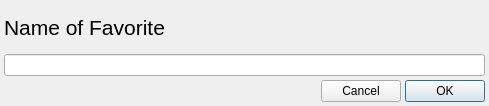
Qt form Source/DREAM3DWidgetsLib/Widgets/UI_Files/AddFavoriteWidget.ui (BlueQuartzSoftware/DREAM3D) before a commit.
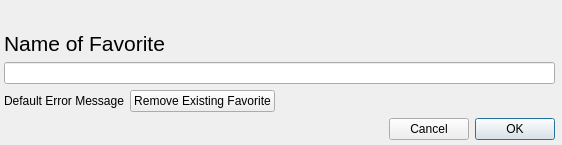
The same form after that commit. Custom widgets are drawn as their Qt base class.

Commit message: Fixed bug where user could add a favorite with the same name as an existing favorite.  Added functionality that substantially improves the Add Favorite widget.

The edit to the form file:
```diff
--- a/Source/DREAM3DWidgetsLib/Widgets/UI_Files/AddFavoriteWidget.ui
+++ b/Source/DREAM3DWidgetsLib/Widgets/UI_Files/AddFavoriteWidget.ui
@@ -6,31 +6,57 @@
    <rect>
     <x>0</x>
     <y>0</y>
-    <width>489</width>
-    <height>106</height>
+    <width>562</width>
+    <height>145</height>
    </rect>
   </property>
   <property name="sizePolicy">
-   <sizepolicy hsizetype="Preferred" vsizetype="Maximum">
+   <sizepolicy hsizetype="Preferred" vsizetype="Preferred">
     <horstretch>0</horstretch>
     <verstretch>0</verstretch>
    </sizepolicy>
   </property>
+  <property name="minimumSize">
+   <size>
+    <width>562</width>
+    <height>145</height>
+   </size>
+  </property>
+  <property name="maximumSize">
+   <size>
+    <width>562</width>
+    <height>145</height>
+   </size>
+  </property>
   <property name="windowTitle">
    <string>Add New Filter</string>
   </property>
   <property name="modal">
    <bool>true</bool>
   </property>
-  <layout class="QVBoxLayout" name="verticalLayout_2">
-   <property name="spacing">
-    <number>4</number>
+  <widget class="QWidget" name="">
+   <property name="geometry">
+    <rect>
+     <x>4</x>
+     <y>5</y>
+     <width>551</width>
+     <height>135</height>
+    </rect>
    </property>
-   <property name="margin">
-    <number>4</number>
-   </property>
-   <item>
     <layout class="QVBoxLayout" name="verticalLayout">
+    <item>
+     <spacer name="verticalSpacer">
+      <property name="orientation">
+       <enum>Qt::Vertical</enum>
+      </property>
+      <property name="sizeHint" stdset="0">
+       <size>
+        <width>20</width>
+        <height>40</height>
+       </size>
+      </property>
+     </spacer>
+    </item>
      <item>
       <widget class="QLabel" name="label">
        <property name="font">
@@ -41,11 +67,52 @@
        <property name="text">
         <string>Name of Favorite</string>
        </property>
+      <property name="alignment">
+       <set>Qt::AlignLeading|Qt::AlignLeft|Qt::AlignVCenter</set>
+      </property>
       </widget>
      </item>
      <item>
       <widget class="QLineEdit" name="favoriteName"/>
      </item>
+    <item>
+     <layout class="QHBoxLayout" name="horizontalLayout_2">
+      <item>
+       <widget class="QFSDropLabel" name="errorMessageDisplay">
+        <property name="text">
+         <string>Default Error Message</string>
+        </property>
+        <property name="openExternalLinks">
+         <bool>false</bool>
+        </property>
+       </widget>
+      </item>
+      <item>
+       <widget class="QPushButton" name="removeExistingFavoriteBtn">
+        <property name="text">
+         <string>Remove Existing Favorite</string>
+        </property>
+        <property name="iconSize">
+         <size>
+          <width>8</width>
+          <height>8</height>
+         </size>
+        </property>
+       </widget>
+      </item>
+      <item>
+       <spacer name="horizontalSpacer_2">
+        <property name="orientation">
+         <enum>Qt::Horizontal</enum>
+        </property>
+        <property name="sizeHint" stdset="0">
+         <size>
+          <width>40</width>
+          <height>20</height>
+         </size>
+        </property>
+       </spacer>
+      </item>
     </layout>
    </item>
    <item>
@@ -84,6 +151,14 @@
    </item>
   </layout>
  </widget>
+ </widget>
+ <customwidgets>
+  <customwidget>
+   <class>QFSDropLabel</class>
+   <extends>QLabel</extends>
+   <header>QtSupport/QFSDropLabel.h</header>
+  </customwidget>
+ </customwidgets>
  <resources/>
  <connections/>
 </ui>
```
Left out of the diff: 2 changed lines with no effect on the pictures. Lines whose indentation alone changed are shown as unchanged. The commit also changes 4 other files.
